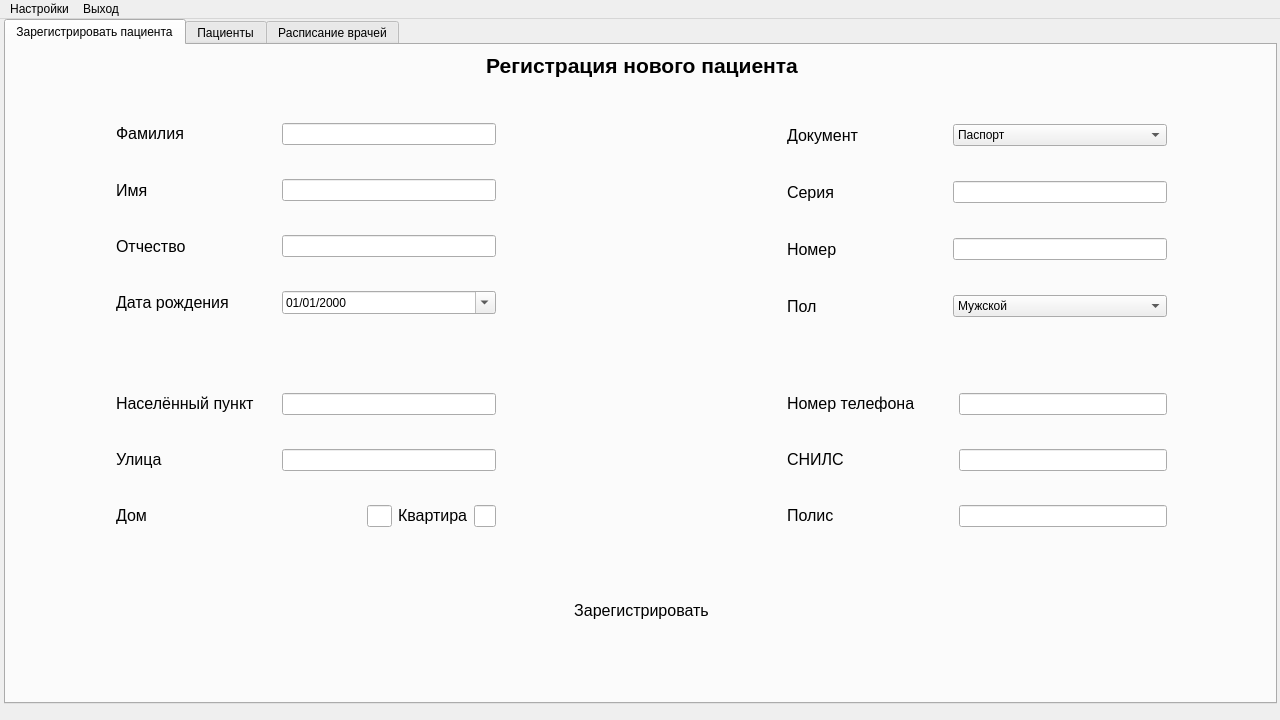
Old version of the form 6th-semester/software-architecture/src/client/View/ApplicationViewUi.ui in the repository theseChains/uni-assignments.
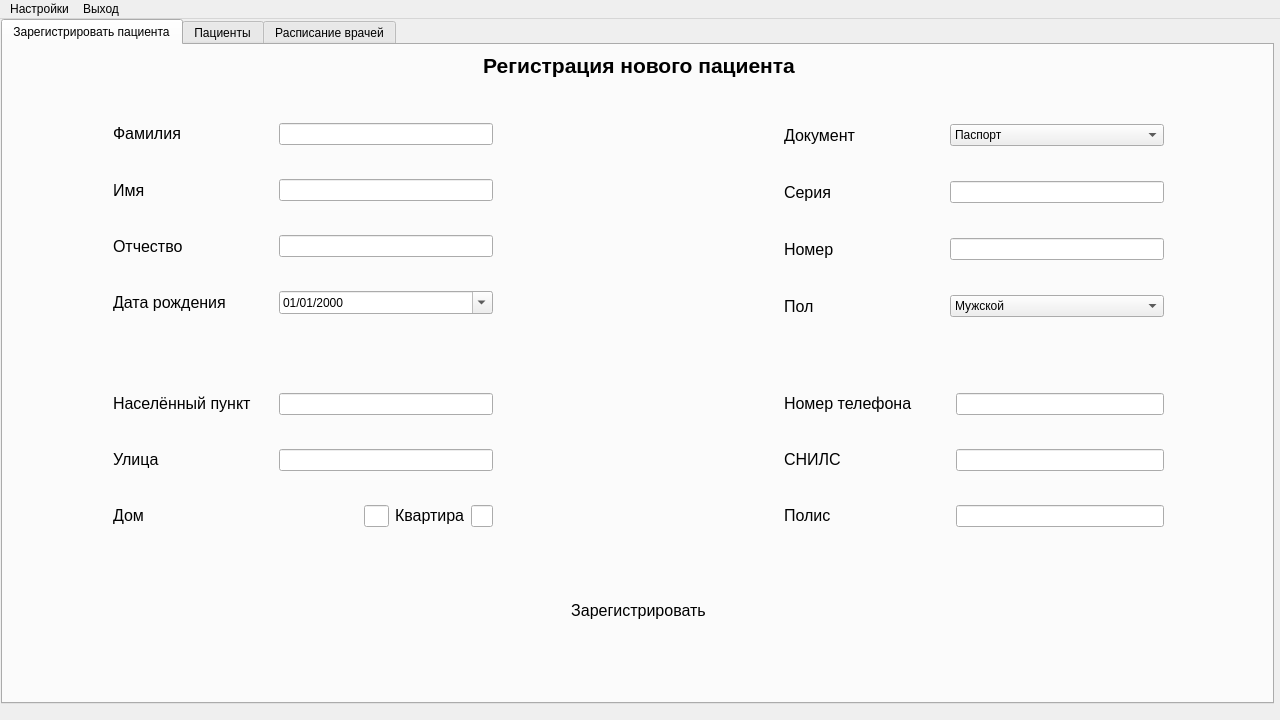
New version of the form. The open tabs and pages were chosen to show the change.

```diff
--- a/6th-semester/software-architecture/src/client/View/ApplicationViewUi.ui
+++ b/6th-semester/software-architecture/src/client/View/ApplicationViewUi.ui
@@ -17,7 +17,7 @@
    <widget class="QStackedWidget" name="UserStackedWidget">
     <property name="geometry">
      <rect>
-      <x>0</x>
+      <x>1</x>
       <y>0</y>
       <width>1280</width>
       <height>720</height>
@@ -71,7 +71,7 @@
      <widget class="QTabWidget" name="RegistratorTabs">
       <property name="geometry">
        <rect>
-        <x>4</x>
+        <x>0</x>
         <y>0</y>
         <width>1273</width>
         <height>685</height>
```
Left out of the diff: 6 changed lines with no effect on the pictures.
